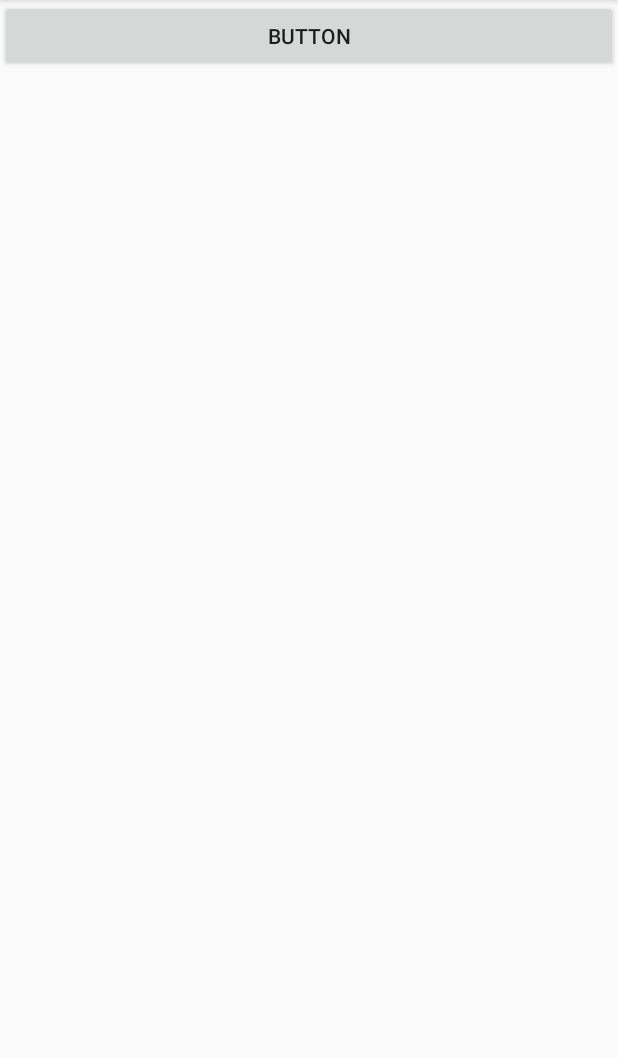
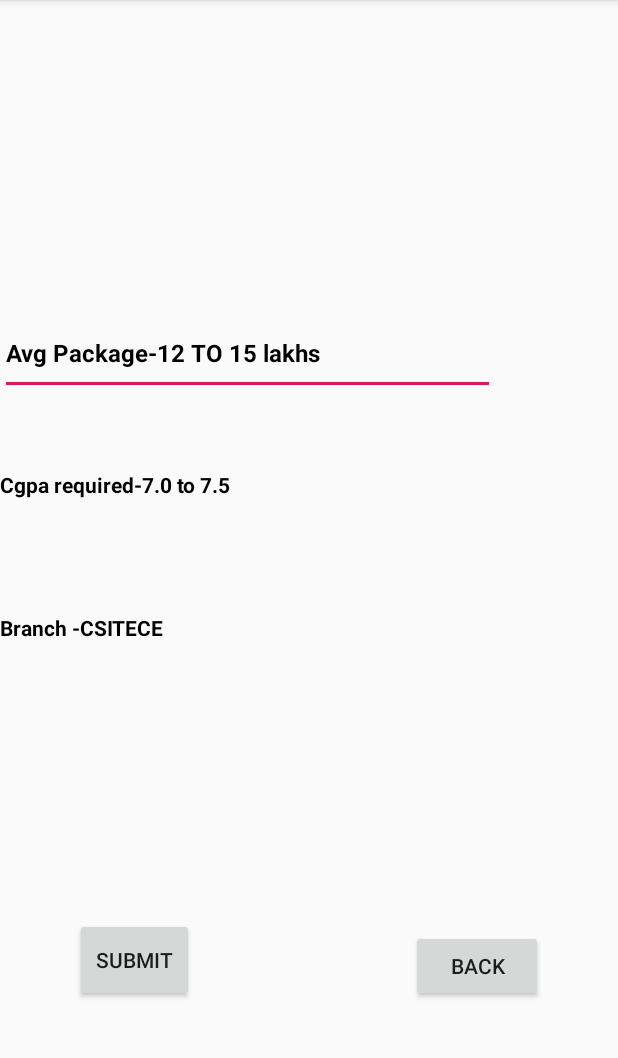
Before and after one commit to groupproject124/Hackathon-project, an Android app: the Main2Activity screen opened directly, with no data from a screen before it, on a phone screen of 412 x 824 dp, the part 84-1142 px from its top. Run offline under Robolectric (Android 15) with nearby library versions, the phone set to English and light mode, and no system bars.

Commit message:
New layout added with linking

```diff
--- a/app/src/main/AndroidManifest.xml
+++ b/app/src/main/AndroidManifest.xml
@@ -11,7 +11,8 @@
         android:roundIcon="@mipmap/ic_launcher_round"
         android:supportsRtl="true"
         android:theme="@style/AppTheme">
-        <activity android:name=".Main6Activity"></activity>
+        <activity android:name=".Main6Activity">
+        </activity>
         <activity android:name=".Main5Activity" />
         <activity android:name=".Main4Activity" />
         <activity android:name=".Main3Activity" />
--- a/app/src/main/java/com/example/myapplication/Main5Activity.kt
+++ b/app/src/main/java/com/example/myapplication/Main5Activity.kt
@@ -39,7 +39,7 @@ class Main5Activity : AppCompatActivity() {
     fun see(view: View){
         var cd= view as Button
         when(cd.id){
-            hh3.id->{
+            hh2.id->{
                 var recipt="naman.nishi@gmail.com"
                 var subject="placement request"
                 var body="roll no"+ M_id+"has applied for Tcs Please see his details with college"
--- a/app/src/main/java/com/example/myapplication/MainActivity.kt
+++ b/app/src/main/java/com/example/myapplication/MainActivity.kt
@@ -23,6 +23,7 @@ class MainActivity : AppCompatActivity() {
 
 
 
+
     override fun onCreate(savedInstanceState: Bundle?) {
         super.onCreate(savedInstanceState)
         setContentView(R.layout.activity_main)
@@ -32,7 +33,7 @@ class MainActivity : AppCompatActivity() {
             if(tt1.text.toString().length>0&&tt2.text.toString().length>0)
             {var user=DataB(tt2.text.toString().toInt(),tt1.text.toString(),tt3.text.toString().toDouble(),false,false,false,false)
 
-                var intent= Intent(applicationContext,Main6Activity::class.java)
+                var intent= Intent(this,Main6Activity::class.java)
                 startActivity(intent)
                 M_id=tt2.text.toString().toInt()
 
--- a/app/src/main/res/layout/nj.xml
+++ b/app/src/main/res/layout/nj.xml
@@ -8,38 +8,62 @@
 
 
     <EditText
-        android:id="@+id/editText"
-        android:layout_width="match_parent"
-        android:layout_height="wrap_content"
+        android:layout_width="330dp"
+        android:layout_height="56dp"
+        android:layout_marginBottom="50dp"
+        android:autofillHints=""
         android:ems="10"
         android:inputType="textPersonName"
-        android:text="Amazon" />
+        android:text="Avg Package-12 TO 15 lakhs"
+        android:textAppearance="@android:style/TextAppearance"
+        android:textColor="#000000"
+        android:textStyle="bold"
+        android:visibility="visible"
+        app:layout_constraintBottom_toTopOf="@+id/textView"
+        tools:layout_editor_absoluteX="33dp"
+        tools:targetApi="o"
+        tools:visibility="visible" />
 
-    <EditText
-        android:id="@+id/editText2"
-        android:layout_width="match_parent"
-        android:layout_height="wrap_content"
-        android:ems="10"
-        android:inputType="textPersonName"
-        android:text="Average Package    12-28lack"
-        tools:layout_editor_absoluteX="-16dp"
-        tools:layout_editor_absoluteY="116dp" />
+    <TextView
+        android:id="@+id/textView"
+        android:layout_width="323dp"
+        android:layout_height="45dp"
+        android:layout_marginBottom="50dp"
+        android:text="Cgpa required-7.0 to 7.5"
+        android:textColor="#000000"
+        android:textStyle="bold"
+        app:layout_constraintBottom_toTopOf="@+id/textView2"
+        tools:layout_editor_absoluteX="33dp" />
 
-    <EditText
-        android:id="@+id/editText3"
-        android:layout_width="match_parent"
-        android:layout_height="wrap_content"
-        android:ems="10"
-        android:inputType="textPersonName"
-        android:text="Branch        CS/IT/ECE"
-        tools:layout_editor_absoluteX="0dp"
-        tools:layout_editor_absoluteY="219dp" />
+    <TextView
+        android:id="@+id/textView2"
+        android:layout_width="309dp"
+        android:layout_height="59dp"
+        android:layout_marginBottom="300dp"
+        android:text="Branch -CS\IT\ECE"
+        android:textColor="#000000"
+        android:textStyle="bold"
+        app:layout_constraintBottom_toBottomOf="parent"
+        tools:layout_editor_absoluteX="33dp" />
 
     <Button
         android:id="@+id/hh2"
-        android:layout_width="match_parent"
+        android:layout_width="79dp"
+        android:layout_height="56dp"
+        android:layout_marginStart="50dp"
+        android:layout_marginBottom="100dp"
+        android:text="Submit"
+        app:layout_constraintBottom_toBottomOf="parent"
+        app:layout_constraintStart_toStartOf="parent" />
+
+    <Button
+        android:id="@+id/bu2"
+        android:layout_width="wrap_content"
         android:layout_height="wrap_content"
-        android:text="Button"
-        tools:layout_editor_absoluteX="0dp"
-        tools:layout_editor_absoluteY="364dp" />
+        android:layout_marginEnd="50dp"
+        android:layout_marginBottom="100dp"
+        android:onClick="see"
+        android:text="back"
+        app:layout_constraintBottom_toBottomOf="parent"
+        app:layout_constraintEnd_toEndOf="parent" />
 </androidx.constraintlayout.widget.ConstraintLayout>
```
Also changed, not shown: app/src/main/java/com/example/myapplication/Main6Activity.kt (+7 -5 lines), app/src/main/res/layout/activity_main3.xml (+33 -22 lines), app/src/main/res/layout/activity_main4.xml (+22 -12 lines), app/src/main/res/layout/activity_main5.xml (+17 -10 lines), app/src/main/res/layout/activity_main6.xml (+79 -38 lines).
